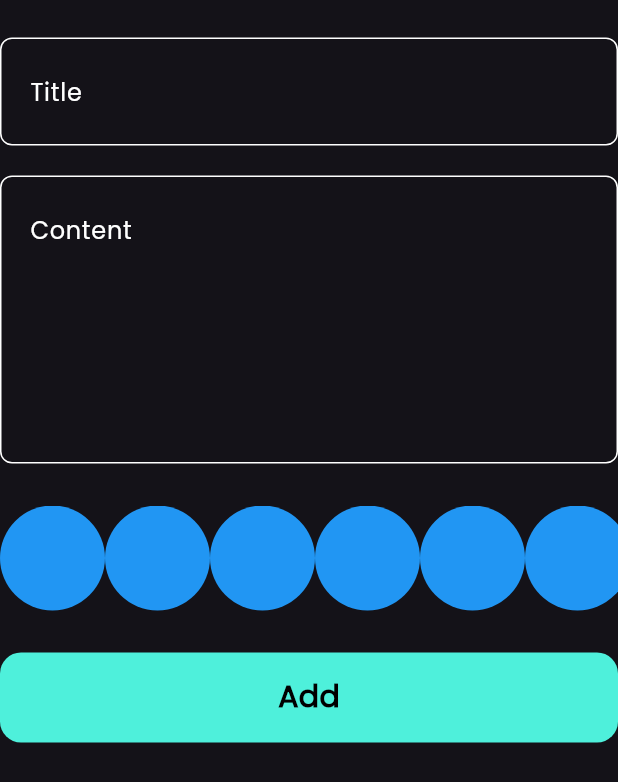
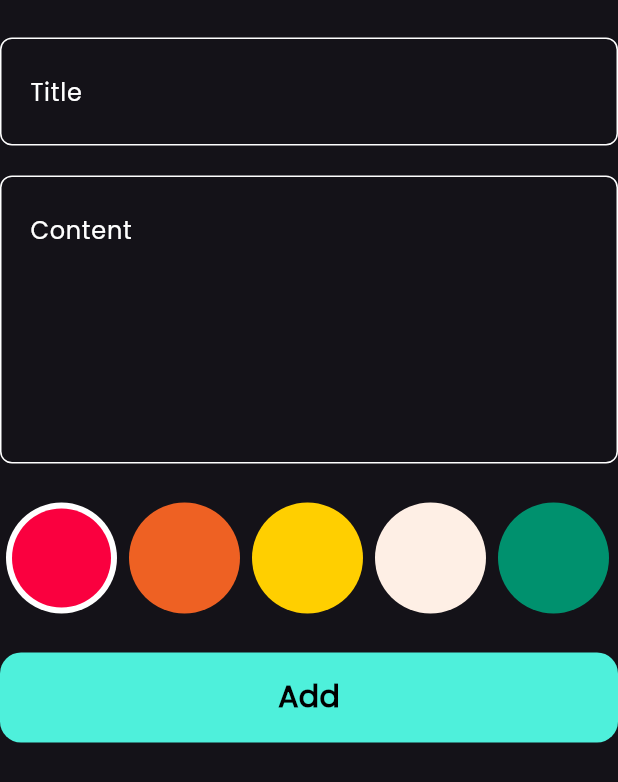
Before and after one commit to SherifMohamed4488/notes_app, a Flutter app: the AddNoteForm widget shown alone on an empty page, opened directly, on a phone screen of 412 x 824 dp. Shown: the top 782 px of the screen. Run offline on Flutter 3.47's test engine with Material 3 defaults, Android fonts, the phone set to English and light mode, and no system bars; our stand-ins replace bloc, flutter_bloc, font_awesome_flutter, hive, hive_flutter, modal_progress_hud_nsn; accounts and stored records are empty; generated files the repository leaves out were written again.

Commit message:
create colors list view part 2

```diff
--- a/lib/widgets/add_note_form.dart
+++ b/lib/widgets/add_note_form.dart
@@ -56,9 +56,9 @@ class _AddNoteFormState extends State<AddNoteForm> {
             hint: "Content", maxLines: 6,
 
           ),
-          SizedBox(height: 28,),
+          SizedBox(height: 26,),
         ColorsListView(),
-        SizedBox(height: 28,),
+        SizedBox(height: 26,),
 
         BlocBuilder<AddNoteCubit,AddNoteState>(
 
--- a/lib/widgets/colors_list_view.dart
+++ b/lib/widgets/colors_list_view.dart
@@ -1,31 +1,82 @@
 import 'package:flutter/material.dart';
 
 class ColorItem extends StatelessWidget {
-  const ColorItem({super.key});
+  ColorItem({required this.isActive , required this.color});
+
+  bool isActive ;
+
+  Color color;
+
+
 
   @override
   Widget build(BuildContext context) {
-    return const CircleAvatar(
 
-      backgroundColor: Colors.blue,
-      radius: 35,
+
+    return isActive ? CircleAvatar(
+
+      backgroundColor: Colors.white,
+      radius: 37,
+      child: CircleAvatar(
+
+        backgroundColor: color,
+        radius: 33,
+      ),
+    ):  CircleAvatar(
+
+      backgroundColor: color,
+      radius: 37,
     );
   }
 }
 
-class ColorsListView extends StatelessWidget {
-  const ColorsListView({super.key});
+class ColorsListView extends StatefulWidget {
+
+  @override
+  State<ColorsListView> createState() => _ColorsListViewState();
+}
+
+class _ColorsListViewState extends State<ColorsListView> {
+  int currentIndex = 0;
+
+  List <Color> colors = [
+
+    Color(0xffFA003F),
+    Color(0xffEE6123),
+    Color(0xffFFCF00),
+    Color(0xffFEEFE5),
+    Color(0xff00916E),
+
+  ];
 
   @override
   Widget build(BuildContext context) {
     return  SizedBox(
-      height: 70,
+      height: 74,
       child: ListView.builder(
           scrollDirection: Axis.horizontal,
-          itemCount: 10,
+          itemCount: colors.length,
           itemBuilder: (context , index) {
 
-            return ColorItem();
+            return Padding(
+              padding: const EdgeInsets.symmetric(horizontal: 4),
+              child: GestureDetector(
+
+                onTap:(){
+
+                  currentIndex =index;
+                  setState(() {
+
+                  });
+                } ,
+                child: ColorItem(
+                  color: colors [index],
+
+                  isActive: currentIndex == index ,
+
+                  ),
+              ),
+            );
 
 
           }
```
